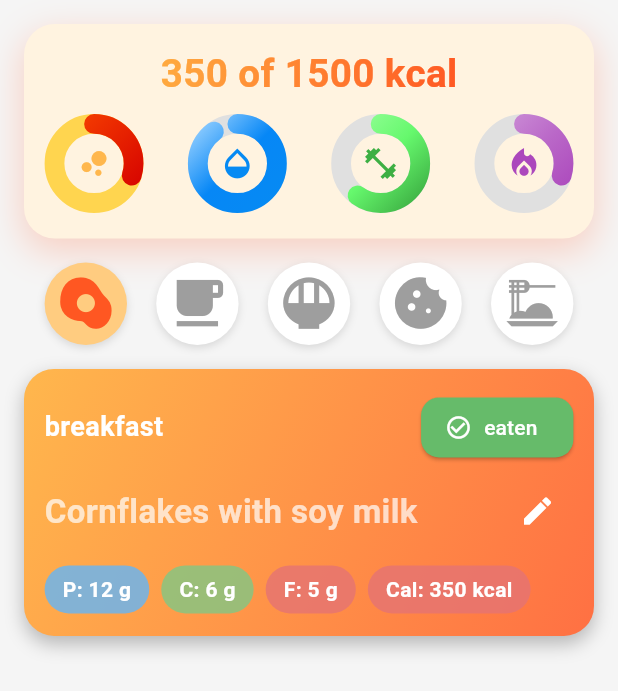
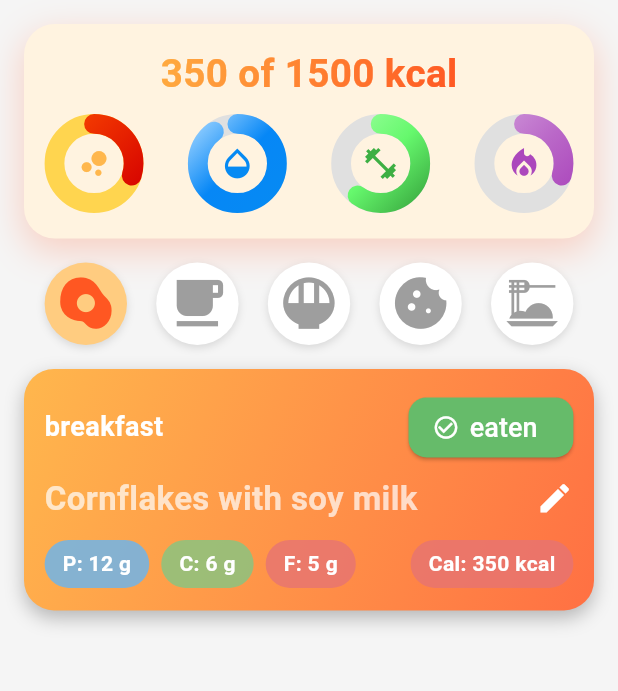
Before and after one commit to LukaszKluza/Foodini, a Flutter app: the DailySummaryScreen screen opened by its route, on a phone screen of 412 x 824 dp. Shown: the top 691 px of the screen. Run offline on Flutter 3.47's test engine with Material 3 defaults, Android fonts, the phone set to English and light mode, and no system bars; drawn by our look-alikes of percent_indicator; our stand-ins replace cached_network_image, country_picker, dio, equatable, flutter_bloc, flutter_screenutil and 5 more; missing offline and left inert: universal_html, workmanager; accounts and stored records are empty; statements that could not run were skipped.

Commit message:
#162-daily-summary-screen. Upgraded version of meal summary widget

```diff
--- a/frontend/lib/views/screens/diet_generation/daily_summary_screen.dart
+++ b/frontend/lib/views/screens/diet_generation/daily_summary_screen.dart
@@ -42,6 +42,8 @@ class _DailyNutritionScreenState extends State<DailySummaryScreen> {
   int eatenCalories = 350;
 
   MealType selectedMeal = MealType.breakfast;
+  final now = DateTime.now();
+  final other = DateTime(2025, 10, 31);
 
   final List<Meal> meals = [
     Meal(
@@ -64,7 +66,7 @@ class _DailyNutritionScreenState extends State<DailySummaryScreen> {
     ),
     Meal(
       type: MealType.lunch,
-      name: 'Pasta with tomato sauce',
+      name: 'Pasta with very spicy tomato sauce',
       protein: 18,
       carbs: 60,
       fat: 9,
@@ -111,6 +113,11 @@ class _DailyNutritionScreenState extends State<DailySummaryScreen> {
   @override
   Widget build(BuildContext context) {
     final screenWidth = min(MediaQuery.of(context).size.width, 1600.0);
+    final isActive =
+        (other.isAfter(now) ||
+            (now.year == other.year &&
+                now.month == other.month &&
+                now.day == other.day));
 
     return Scaffold(
       backgroundColor: Colors.grey[100],
@@ -128,7 +135,7 @@ class _DailyNutritionScreenState extends State<DailySummaryScreen> {
 
                 const SizedBox(height: 16),
 
-                _buildActiveMealCard(context, screenWidth),
+                _buildActiveMealCard(context, screenWidth, isActive),
 
                 const SizedBox(height: 16),
               ],
@@ -275,12 +282,18 @@ class _DailyNutritionScreenState extends State<DailySummaryScreen> {
     );
   }
 
-  // Chip makroskładnika
-  Widget _macroChip(String label, num value, String unitName, Color color) {
+  Widget _macroChip(
+    String label,
+    num value,
+    String unitName,
+    Color color, {
+    double? width,
+  }) {
     return Container(
+      width: width,
       padding: const EdgeInsets.symmetric(vertical: 6, horizontal: 12),
       decoration: BoxDecoration(
-        color: color.withOpacity(0.8),
+        color: color.withAlpha(200),
         borderRadius: BorderRadius.circular(16),
       ),
       child: Text(
@@ -293,7 +306,11 @@ class _DailyNutritionScreenState extends State<DailySummaryScreen> {
     );
   }
 
-  Widget _buildActiveMealCard(BuildContext context, double widgetWidth) {
+  Widget _buildActiveMealCard(
+    BuildContext context,
+    double widgetWidth,
+    bool isActive,
+  ) {
     final meal = activeMeal;
 
     return Container(
@@ -331,26 +348,81 @@ class _DailyNutritionScreenState extends State<DailySummaryScreen> {
                   color: Colors.white,
                 ),
               ),
-              ElevatedButton.icon(
+              Builder(
+                builder:
+                    (ctx) => ElevatedButton.icon(
                       onPressed: () {
+                        if (isActive) {
                           setState(() {
-                    meal.mealStatus = MealStatus.getNextStatus(meal, meals);
+                            meal.mealStatus = MealStatus.getNextStatus(
+                              meal,
+                              meals,
+                            );
                           });
-
-                  printMealsStatus();
-                  ScaffoldMessenger.of(context).showSnackBar(
+                          ScaffoldMessenger.of(ctx).showSnackBar(
                             SnackBar(
-                      content: Text('${meal.name} oznaczony jako ${meal.mealStatus.name}!'),
+                              content: Text(
+                                '${meal.name} oznaczony jako ${meal.mealStatus.name}!',
+                              ),
                             ),
                           );
+                        } else {
+                          final overlay = Overlay.of(ctx);
+                          final renderBox = ctx.findRenderObject() as RenderBox;
+                          final position = renderBox.localToGlobal(Offset.zero);
+
+                          OverlayEntry entry = OverlayEntry(
+                            builder:
+                                (_) => Positioned(
+                                  left:
+                                      position.dx - renderBox.size.width * 0.2,
+                                  top: position.dy - 60,
+                                  width: renderBox.size.width * 1.4,
+                                  child: Material(
+                                    color: Colors.transparent,
+                                    child: Container(
+                                      padding: const EdgeInsets.fromLTRB(
+                                        4,
+                                        8,
+                                        4,
+                                        8,
+                                      ),
+                                      decoration: BoxDecoration(
+                                        color: Colors.black,
+                                        borderRadius: BorderRadius.circular(4),
+                                      ),
+                                      child: const Text(
+                                        'Cannot edit past meals',
+                                        style: TextStyle(color: Colors.white),
+                                      ),
+                                    ),
+                                  ),
+                                ),
+                          );
+
+                          overlay.insert(entry);
+                          Future.delayed(
+                            const Duration(milliseconds: 800),
+                            () => entry.remove(),
+                          );
+                        }
                       },
-                icon: const Icon(Icons.check_circle_outline),
+                      icon:
+                          meal.mealStatus == MealStatus.eaten
+                              ? const Icon(Icons.check_circle_outline)
+                              : null,
                       label: Text(meal.mealStatus.name),
                       style: ElevatedButton.styleFrom(
-                  backgroundColor: Colors.green.shade400,
+                        backgroundColor:
+                            isActive ? Colors.green.shade400 : Colors.grey,
+                        textStyle: TextStyle(
+                          fontWeight: FontWeight.w500,
+                          fontSize: 18,
+                        ),
                         foregroundColor: Colors.white,
                         shape: RoundedRectangleBorder(
                           borderRadius: BorderRadius.circular(12),
+                        ),
                       ),
                     ),
               ),
@@ -360,38 +432,71 @@ class _DailyNutritionScreenState extends State<DailySummaryScreen> {
           Row(
             mainAxisAlignment: MainAxisAlignment.spaceBetween,
             children: [
-              Text(
+              Expanded(
+                child: Text(
                   meal.name,
                   style: const TextStyle(
                     fontSize: 22,
                     fontWeight: FontWeight.w600,
                     color: Colors.white70,
                   ),
+                  overflow: TextOverflow.ellipsis,
+                  maxLines: 1,
                 ),
-              IconButton(
-                onPressed: () {
+              ),
+              if (meal.mealStatus != MealStatus.skipped && isActive)
+                GestureDetector(
+                  onTap: () {
                     Navigator.push(
                       context,
                       MaterialPageRoute(builder: (_) => Container()),
                     );
                   },
-                icon: const Icon(Icons.edit, color: Colors.white),
+                  child: const Icon(
+                    Icons.edit,
+                    color: Colors.white,
+                    size: 25,
+                  ),
                 ),
             ],
           ),
           const SizedBox(height: 12),
 
+          LayoutBuilder(
+            builder: (context, constraints) {
+              if (constraints.maxWidth >= 320) {
+                return Row(
+                  mainAxisAlignment: MainAxisAlignment.spaceBetween,
+                  children: [
                     Row(
-            mainAxisAlignment: MainAxisAlignment.start,
                       children: [
                         _macroChip('P', meal.protein, 'g', Colors.blue.shade300),
                         const SizedBox(width: 8),
                         _macroChip('C', meal.carbs, 'g', Colors.green.shade300),
                         const SizedBox(width: 8),
                         _macroChip('F', meal.fat, 'g', Colors.red.shade300),
-              const SizedBox(width: 8),
+                      ],
+                    ),
+                    Row(
+                      children: [
                         _macroChip('Cal', meal.calories, 'kcal', Colors.red.shade300),
                       ],
+                    ),
+                  ],
+                );
+              } else {
+                return Wrap(
+                  spacing: 8,
+                  runSpacing: 8,
+                  children: [
+                    _macroChip('P', meal.protein, 'g', Colors.blue.shade300),
+                    _macroChip('C', meal.carbs, 'g', Colors.green.shade300),
+                    _macroChip('F', meal.fat, 'g', Colors.red.shade300),
+                    _macroChip('Cal', meal.calories, 'kcal', Colors.red.shade300, width: double.infinity),
+                  ],
+                );
+              }
+            },
           ),
         ],
       ),
```
Lines whose indentation alone changed are shown as unchanged.
